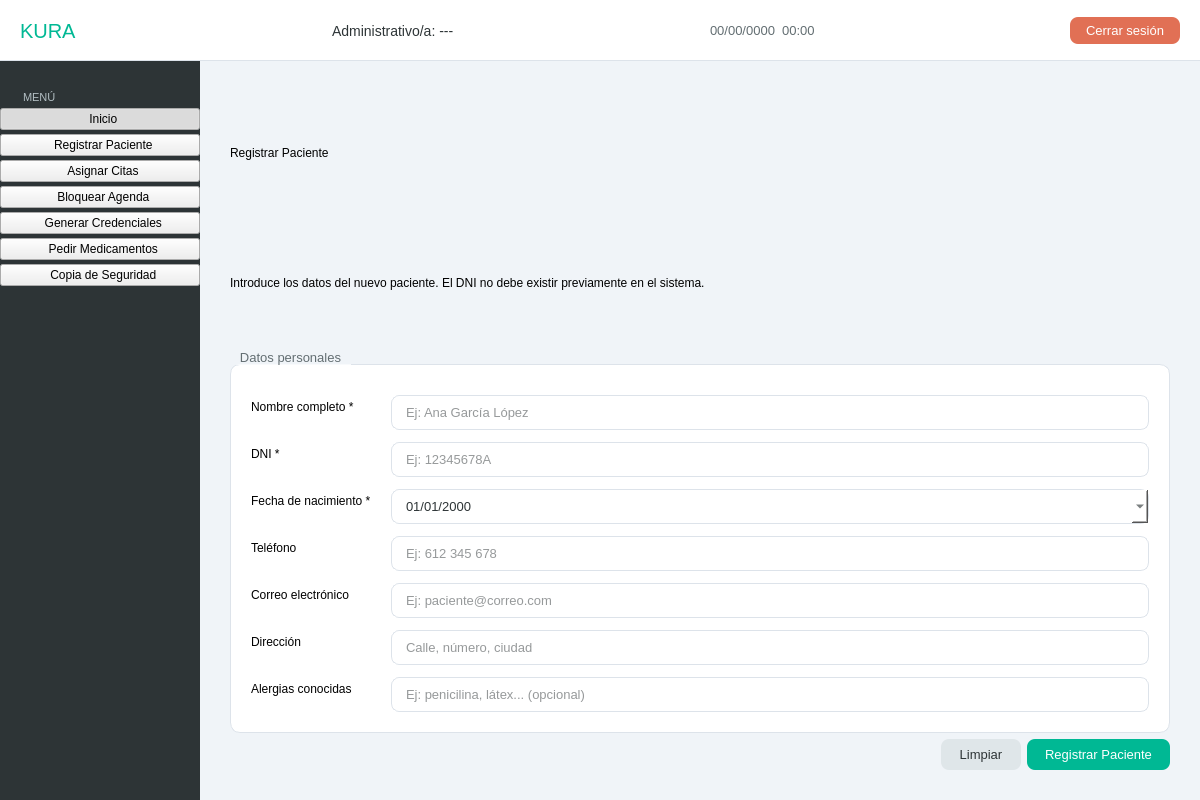
Old version of the form src/vista/Ui/VistaAdministrativo.ui in the repository hgarcg04/software-engineering.
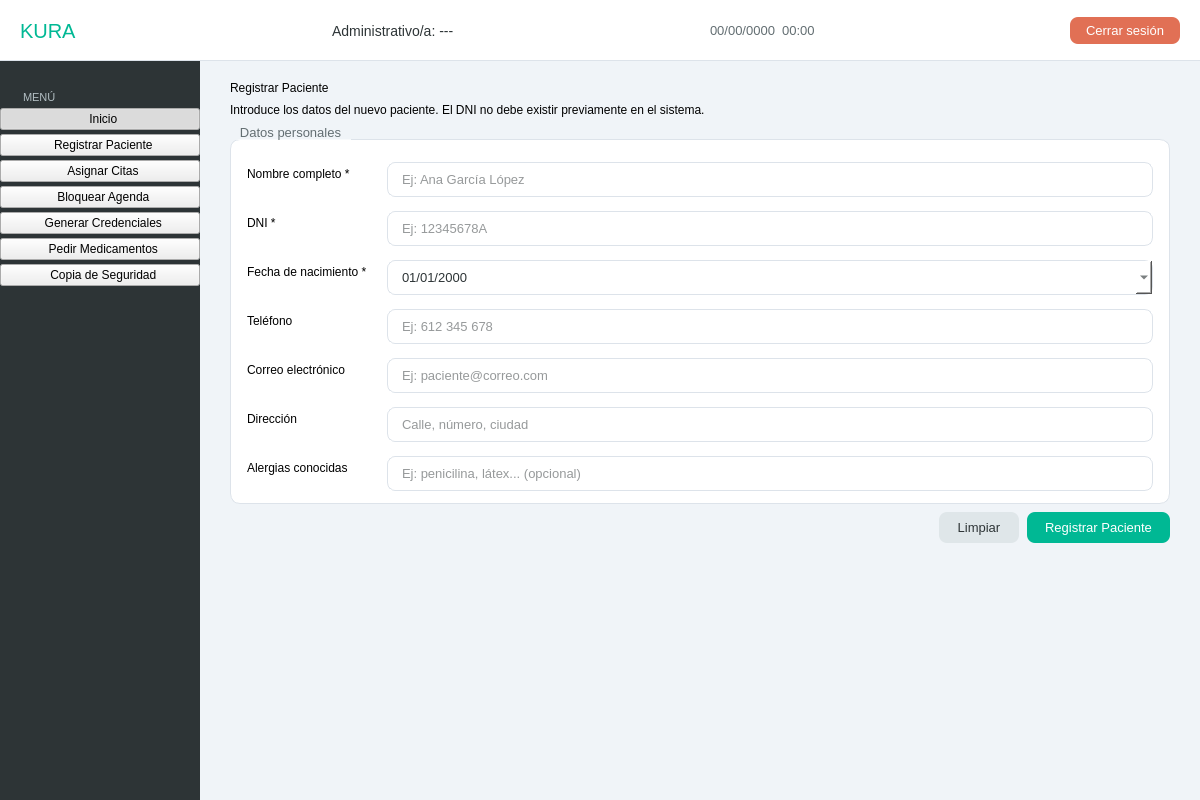
New version of the form. The open tabs and pages were chosen to show the change.

Commit message:
Ajuste VistaAdministrativo
Updated styles and properties for various UI components in VistaAdministrativo.ui, including section titles and margins.

What changed in the file:
```diff
--- a/src/vista/Ui/VistaAdministrativo.ui
+++ b/src/vista/Ui/VistaAdministrativo.ui
@@ -60,12 +60,12 @@
     QPushButton[class=&quot;navBtn&quot;]:checked { background-color: #00b894; color: white; }
 
     #centralPanel { background-color: #f0f4f8; }
-    #lbl_section_title {
+    QLabel[class=&quot;sectionTitle&quot;] {
         font-family: 'Segoe UI Black';
         font-size: 22px;
         color: #2d3436;
     }
-    #lbl_section_sub {
+    QLabel[class=&quot;sectionSub&quot;] {
         font-family: 'Segoe UI';
         font-size: 13px;
         color: #636e72;
@@ -125,6 +125,8 @@
         font-family: 'Segoe UI Semibold';
         font-size: 13px;
         color: #2d3436;
+        min-height: 32px;
+        padding-top: 2px;
     }
 
     /* === Frames de paciente/entidad seleccionada === */
@@ -591,9 +593,10 @@
         <widget class="QWidget" name="page_pacientes">
          <layout class="QVBoxLayout" name="pacientesLayout">
           <property name="leftMargin"><number>30</number></property>
-          <property name="topMargin"><number>30</number></property>
+          <property name="topMargin"><number>20</number></property>
           <property name="rightMargin"><number>30</number></property>
-          <property name="bottomMargin"><number>30</number></property>
+          <property name="bottomMargin"><number>20</number></property>
+          <property name="spacing"><number>8</number></property>
           <item>
            <widget class="QLabel" name="lbl_section_title">
             <property name="text"><string>Registrar Paciente</string></property>
@@ -608,12 +611,12 @@
            <widget class="QGroupBox" name="groupBox_datos_paciente">
             <property name="title"><string>Datos personales</string></property>
             <layout class="QFormLayout" name="formPaciente">
-             <property name="leftMargin"><number>20</number></property>
-             <property name="topMargin"><number>20</number></property>
-             <property name="rightMargin"><number>20</number></property>
-             <property name="bottomMargin"><number>20</number></property>
+             <property name="leftMargin"><number>16</number></property>
+             <property name="topMargin"><number>12</number></property>
+             <property name="rightMargin"><number>16</number></property>
+             <property name="bottomMargin"><number>12</number></property>
              <property name="horizontalSpacing"><number>20</number></property>
-             <property name="verticalSpacing"><number>12</number></property>
+             <property name="verticalSpacing"><number>14</number></property>
              <item row="0" column="0">
               <widget class="QLabel" name="lbl_f_nombre">
                <property name="text"><string>Nombre completo *</string></property>
@@ -718,6 +721,14 @@
             </item>
            </layout>
           </item>
+          <item>
+           <spacer>
+            <property name="orientation"><enum>Qt::Vertical</enum></property>
+            <property name="sizeHint" stdset="0">
+             <size><width>0</width><height>0</height></size>
+            </property>
+           </spacer>
+          </item>
          </layout>
         </widget>
 
```
Left out of the diff: 44 changed lines with no effect on the pictures.
